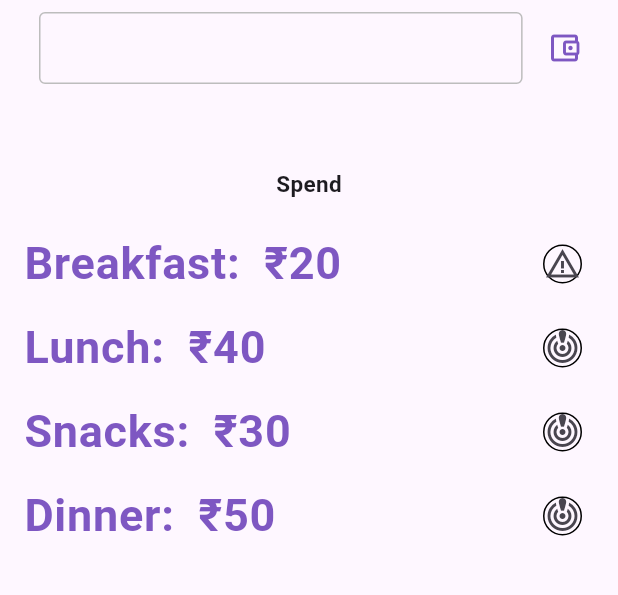
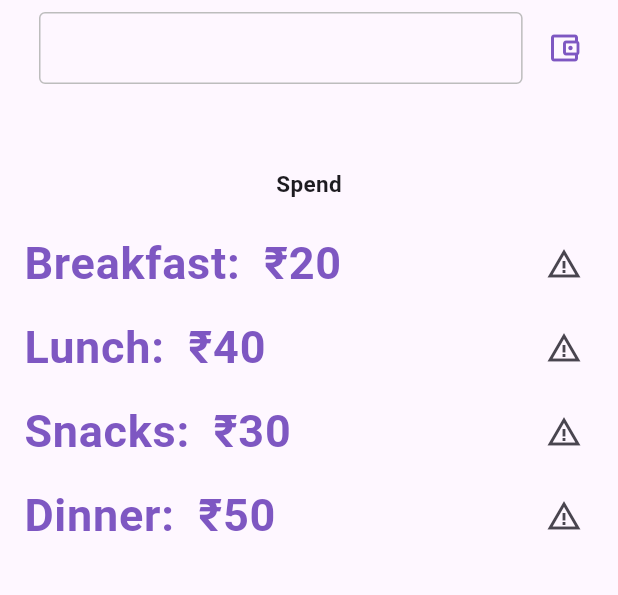
Before and after one commit to vxshxk/Mess-management-app, a Flutter app: the MessPanel widget shown alone on an empty page, opened directly with empty values, on a phone screen of 412 x 824 dp, the part 168-763 px from its top. Run offline on Flutter 3.47's test engine with Material 3 defaults, Android fonts, the phone set to English and light mode, and no system bars; our stand-ins replace bloc, cloud_firestore, connectivity_plus, dartz, firebase_auth, firebase_core and 6 more; accounts and stored records are empty.

```diff
--- /dev/null
+++ b/devtools_options.yaml
@@ -0,0 +1 @@
+extensions:
--- a/lib/presentation/bloc/mess_bloc/mess_bloc.dart
+++ b/lib/presentation/bloc/mess_bloc/mess_bloc.dart
@@ -1,5 +1,4 @@
 import 'package:bloc/bloc.dart';
-import 'package:cloud_firestore/cloud_firestore.dart';
 import 'package:freezed_annotation/freezed_annotation.dart';
 
 part 'mess_event.dart';
@@ -12,5 +11,9 @@ class MessBloc extends Bloc<MessEvent, MessState> {
       emit(const Updated());
     });
 
+    on<Back>((event, emit) {
+      emit(const _Initial());
+    });
+
   }
 }
--- a/lib/presentation/bloc/mess_bloc/mess_event.dart
+++ b/lib/presentation/bloc/mess_bloc/mess_event.dart
@@ -3,6 +3,6 @@ part of 'mess_bloc.dart';
 @freezed
 class MessEvent with _$MessEvent {
   const factory MessEvent.dataChanged() = DataChanged;
-  const factory MessEvent.updatedOrNot() = updatedOrNot;
+  const factory MessEvent.back() = Back;
 
 }
--- a/lib/presentation/widgets/mess_panel.dart
+++ b/lib/presentation/widgets/mess_panel.dart
@@ -173,17 +173,17 @@ class MessPanel extends StatelessWidget {
                   color: Colors.deepPurple[400],
                 ),
               ),
-              trailing: Container(
+              trailing: BlocBuilder<ValBloc, ValState>(
+                builder: (context, state) {
+                  if(state is InSufficient){
+                    return const Icon(Icons.warning_amber);
+                  }
+                  return Container(
                     decoration: BoxDecoration(
                         borderRadius: const BorderRadius.all(Radius.circular(30)),
                         border: Border.all()
                     ),
-                child: BlocBuilder<ValBloc, ValState>(
-                  builder: (context, state) {
-                    if(state is InSufficient){
-                      return const Icon(Icons.warning_amber);
-                    }
-                    return IconButton(
+                    child: IconButton(
                         onPressed: () async {
                           db2.doc(user?.uid).update({"messBalance": FieldValue.increment(-20)});
                           ScaffoldMessenger.of(context).showSnackBar(
@@ -191,9 +191,9 @@ class MessPanel extends StatelessWidget {
                           );
                         },
                         icon: const Icon(Icons.currency_rupee)
+                    ),
                   );
                 },
-                              ),
               )
 
           ),
@@ -207,27 +207,27 @@ class MessPanel extends StatelessWidget {
                   color: Colors.deepPurple[400],
                 ),
               ),
-              trailing: Container(
+              trailing: BlocBuilder<ValBloc, ValState>(
+                builder: (context, state) {
+                  if(state is InSufficient){
+                    return const Icon(Icons.warning_amber);
+                  }
+                  return Container(
                     decoration: BoxDecoration(
                         borderRadius: const BorderRadius.all(Radius.circular(30)),
                         border: Border.all()
                     ),
-                child: BlocBuilder<ValBloc, ValState>(
-                  builder: (context, state) {
-                    if(state is InSufficient){
-                      return const Icon(Icons.crisis_alert);
-                    }
-                    return IconButton(
+                    child: IconButton(
                         onPressed: () async {
                           db2.doc(user?.uid).update({"messBalance": FieldValue.increment(-40)});
                           ScaffoldMessenger.of(context).showSnackBar(
-                              const SnackBar(content: Text("Payment Successful"))
+                              const SnackBar(content: Text("Payment Successful"),duration: Duration(milliseconds: 10),)
                           );
                         },
                         icon: const Icon(Icons.currency_rupee)
+                    ),
                   );
                 },
-                ),
               )
 
           ),
@@ -241,29 +241,28 @@ class MessPanel extends StatelessWidget {
                   color: Colors.deepPurple[400],
                 ),
               ),
-              trailing: Container(
+              trailing: BlocBuilder<ValBloc, ValState>(
+                builder: (context, state) {
+                  if(state is InSufficient){
+                    return const Icon(Icons.warning_amber);
+                  }
+                  return Container(
                     decoration: BoxDecoration(
                         borderRadius: const BorderRadius.all(Radius.circular(30)),
                         border: Border.all()
                     ),
-                child: BlocBuilder<ValBloc, ValState>(
-                  builder: (context, state) {
-                    if(state is InSufficient){
-                      return const Icon(Icons.crisis_alert);
-                    }
-                    return IconButton(
+                    child: IconButton(
                         onPressed: () async {
                           db2.doc(user?.uid).update({"messBalance": FieldValue.increment(-30)});
                           ScaffoldMessenger.of(context).showSnackBar(
-                              const SnackBar(content: Text("Payment Successful"))
+                              const SnackBar(content: Text("Payment Successful"),duration: Duration(milliseconds: 10),)
                           );
                         },
                         icon: const Icon(Icons.currency_rupee)
+                    ),
                   );
                 },
-                ),
               )
-
           ),
           ListTile(
               leading: Text(
@@ -275,27 +274,27 @@ class MessPanel extends StatelessWidget {
                   color: Colors.deepPurple[400],
                 ),
               ),
-              trailing: Container(
+              trailing: BlocBuilder<ValBloc, ValState>(
+                builder: (context, state) {
+                  if(state is InSufficient){
+                    return const Icon(Icons.warning_amber);
+                  }
+                  return Container(
                     decoration: BoxDecoration(
                         borderRadius: const BorderRadius.all(Radius.circular(30)),
                         border: Border.all()
                     ),
-                child: BlocBuilder<ValBloc, ValState>(
-                  builder: (context, state) {
-                    if(state is InSufficient){
-                      return const Icon(Icons.crisis_alert);
-                    }
-                    return IconButton(
+                    child: IconButton(
                         onPressed: () async {
                           db2.doc(user?.uid).update({"messBalance": FieldValue.increment(-50)});
                           ScaffoldMessenger.of(context).showSnackBar(
-                              const SnackBar(content: Text("Payment Successful"))
+                              const SnackBar(content: Text("Payment Successful"),duration: Duration(milliseconds: 10),)
                           );
                         },
                         icon: const Icon(Icons.currency_rupee)
+                    ),
                   );
                 },
-                ),
               )
 
           ),
```
Also changed, not shown: lib/presentation/screens/user_screen.dart (+6 -2 lines), lib/presentation/widgets/user_list.dart (+14 -4 lines), lib/presentation/bloc/mess_bloc/mess_bloc.freezed.dart. Lines whose indentation alone changed are shown as unchanged.
